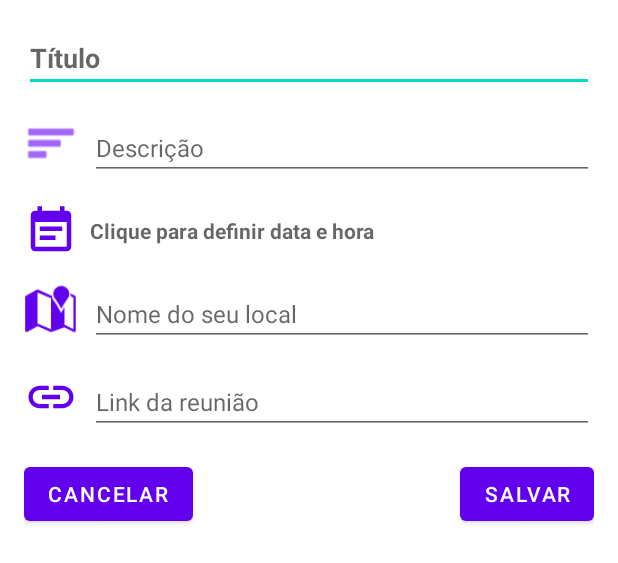
After one commit to mateus-caetano/app-agenda, an Android app: the layout fragment_item_list_dialog_list_dialog.xml on its own in the app's theme, with its tools: preview values and no code run, on a phone screen of 412 x 824 dp. The commit adds this screen. Shown: the top 563 px of the screen. Run offline under Robolectric (Android 15) with nearby library versions, the phone set to English and light mode, and no system bars.

Commit message:
app core functions

```diff
--- a/agenda/app/build.gradle
+++ b/agenda/app/build.gradle
@@ -31,10 +31,14 @@ android {
     kotlinOptions {
         jvmTarget = '1.8'
     }
+    buildFeatures {
+        viewBinding true
+    }
 }
 
 dependencies {
     implementation 'com.google.android.libraries.places:places:2.4.0'
+    implementation 'androidx.recyclerview:recyclerview:1.2.1'
     def lifecycle_version = "2.3.1"
     def arch_version = "2.1.0"
     implementation 'androidx.core:core-ktx:1.3.2'
--- /dev/null
+++ b/agenda/app/src/main/res/layout/fragment_item_list_dialog_list_dialog.xml
@@ -0,0 +1,174 @@
+<?xml version="1.0" encoding="utf-8"?>
+<androidx.constraintlayout.widget.ConstraintLayout xmlns:android="http://schemas.android.com/apk/res/android"
+xmlns:app="http://schemas.android.com/apk/res-auto"
+xmlns:tools="http://schemas.android.com/tools"
+android:id="@+id/frameLayout"
+android:layout_width="match_parent"
+android:layout_height="wrap_content"
+tools:context=".DetailsFragment" >
+
+    <com.google.android.material.textfield.TextInputEditText
+        android:id="@+id/new_title"
+        android:layout_width="match_parent"
+        android:layout_height="wrap_content"
+        app:layout_constraintTop_toTopOf="parent"
+        app:layout_constraintStart_toStartOf="parent"
+        android:text=""
+        android:hint="Título"
+        android:textSize="18dp"
+        android:textStyle="bold"
+        android:layout_margin="16dp" />
+
+    <LinearLayout
+        android:id="@+id/linear_layout"
+        android:layout_width="match_parent"
+        android:layout_height="wrap_content"
+        android:orientation="horizontal"
+        app:layout_constraintTop_toBottomOf="@id/new_title"
+        app:layout_constraintStart_toStartOf="parent"
+        app:layout_constraintEnd_toEndOf="parent"
+        android:layout_margin="16dp"
+        >
+
+        <ImageView
+            android:id="@+id/imageView"
+            android:layout_width="36dp"
+            android:layout_height="36dp"
+            android:src="@android:drawable/ic_menu_sort_by_size"
+            android:layout_gravity="start"
+            app:tint="?attr/colorPrimary"
+            />
+
+        <com.google.android.material.textfield.TextInputEditText
+            android:id="@+id/new_description"
+            android:layout_width="match_parent"
+            android:layout_height="wrap_content"
+            android:text=""
+            android:hint="Descrição"
+            android:textSize="16dp"
+            android:layout_marginStart="8dp"
+            android:layout_gravity="center_vertical"/>
+    </LinearLayout>
+
+    <LinearLayout
+        android:id="@+id/linearlayoutDateTime"
+        android:layout_width="match_parent"
+        android:layout_height="wrap_content"
+        app:layout_constraintStart_toStartOf="parent"
+        app:layout_constraintEnd_toEndOf="parent"
+        app:layout_constraintTop_toBottomOf="@+id/linear_layout"
+        android:layout_marginStart="16dp"
+        android:layout_marginTop="16dp"
+        android:layout_marginEnd="16dp"
+        android:orientation="horizontal">
+        <ImageView
+            android:layout_width="36dp"
+            android:layout_height="36dp"
+            android:layout_gravity="start"
+            app:srcCompat="@drawable/ic_baseline_event_note_24"
+            app:tint="?attr/colorPrimary"
+            />
+        <TextView
+            android:id="@+id/new_date_time"
+            android:layout_width="wrap_content"
+            android:layout_height="wrap_content"
+            android:text=""
+            android:hint="Clique para definir data e hora"
+            android:layout_marginStart="8dp"
+            android:layout_gravity="center_vertical"
+            android:textStyle="bold"
+            />
+    </LinearLayout>
+
+
+    <LinearLayout
+        android:id="@+id/linear_layout2"
+        android:layout_width="match_parent"
+        android:layout_height="wrap_content"
+        android:orientation="horizontal"
+        app:layout_constraintTop_toBottomOf="@id/linearlayoutDateTime"
+        app:layout_constraintStart_toStartOf="parent"
+        app:layout_constraintEnd_toEndOf="parent"
+        android:layout_margin="16dp"
+        >
+
+        <ImageView
+            android:layout_width="36dp"
+            android:layout_height="36dp"
+            android:layout_gravity="start"
+            app:srcCompat="@android:drawable/ic_dialog_map"
+            app:tint="?attr/colorPrimary"
+            />
+
+        <com.google.android.material.textfield.TextInputEditText
+            android:id="@+id/new_location"
+            android:layout_width="match_parent"
+            android:layout_height="wrap_content"
+            android:text=""
+            android:hint="Nome do seu local"
+            android:textSize="16dp"
+            android:layout_marginStart="8dp"
+            android:layout_gravity="center_vertical"/>
+    </LinearLayout>
+
+    <LinearLayout
+        android:id="@+id/linear_layout3"
+        android:layout_width="match_parent"
+        android:layout_height="wrap_content"
+        android:orientation="horizontal"
+        app:layout_constraintTop_toBottomOf="@id/linear_layout2"
+        app:layout_constraintStart_toStartOf="parent"
+        app:layout_constraintEnd_toEndOf="parent"
+        android:layout_margin="16dp"
+        >
+
+        <ImageView
+            android:layout_width="36dp"
+            android:layout_height="36dp"
+            android:layout_gravity="start"
+            app:srcCompat="@drawable/ic_baseline_link_24"
+            app:tint="?attr/colorPrimary"
+            />
+
+        <com.google.android.material.textfield.TextInputEditText
+            android:id="@+id/new_link"
+            android:layout_width="match_parent"
+            android:layout_height="wrap_content"
+            android:text=""
+            android:hint="Link da reunião"
+            android:textSize="16dp"
+            android:layout_marginStart="8dp"
+            android:layout_gravity="center_vertical"/>
+    </LinearLayout>
+
+    <androidx.constraintlayout.widget.ConstraintLayout
+        android:layout_width="match_parent"
+        android:layout_height="wrap_content"
+        app:layout_constraintTop_toBottomOf="@id/linear_layout3"
+        app:layout_constraintStart_toStartOf="parent"
+        app:layout_constraintEnd_toEndOf="parent"
+        android:layout_marginHorizontal="16dp"
+        android:layout_marginVertical="16dp"
+        >
+
+        <Button
+            android:id="@+id/edit_cancel_button"
+            android:layout_width="wrap_content"
+            android:layout_height="wrap_content"
+            app:layout_constraintStart_toStartOf="parent"
+            app:layout_constraintTop_toTopOf="parent"
+            app:layout_constraintBottom_toBottomOf="parent"
+            android:text="cancelar" />
+
+        <Button
+            android:id="@+id/edit_confirm_button"
+            android:layout_width="wrap_content"
+            android:layout_height="wrap_content"
+            app:layout_constraintEnd_toEndOf="parent"
+            app:layout_constraintTop_toTopOf="parent"
+            app:layout_constraintBottom_toBottomOf="parent"
+            android:text="salvar" />
+
+    </androidx.constraintlayout.widget.ConstraintLayout>
+
+</androidx.constraintlayout.widget.ConstraintLayout>
--- /dev/null
+++ b/agenda/app/src/main/res/values/dimens.xml
@@ -0,0 +1,5 @@
+<?xml version="1.0"?>
+<resources>
+    <dimen name="list_item_spacing">16dp</dimen>
+    <dimen name="list_item_spacing_half">8dp</dimen>
+</resources>
```
Also changed, not shown: agenda/app/src/main/java/com/mateus/agenda/DetailsFragment.kt (+52 -32 lines), agenda/app/src/main/java/com/mateus/agenda/EditEventListDialogFragment.kt (added, +89 -0 lines), agenda/app/src/main/java/com/mateus/agenda/NewEventDialog.kt (+9 -20 lines), agenda/app/src/main/java/com/mateus/agenda/repositories/EventRepository.kt (+11 -4 lines), agenda/app/src/main/java/com/mateus/agenda/viewModels/EventVewModel.kt (+6 -1 lines), agenda/app/src/main/res/navigation/app_navigation.xml (+15 -0 lines).
